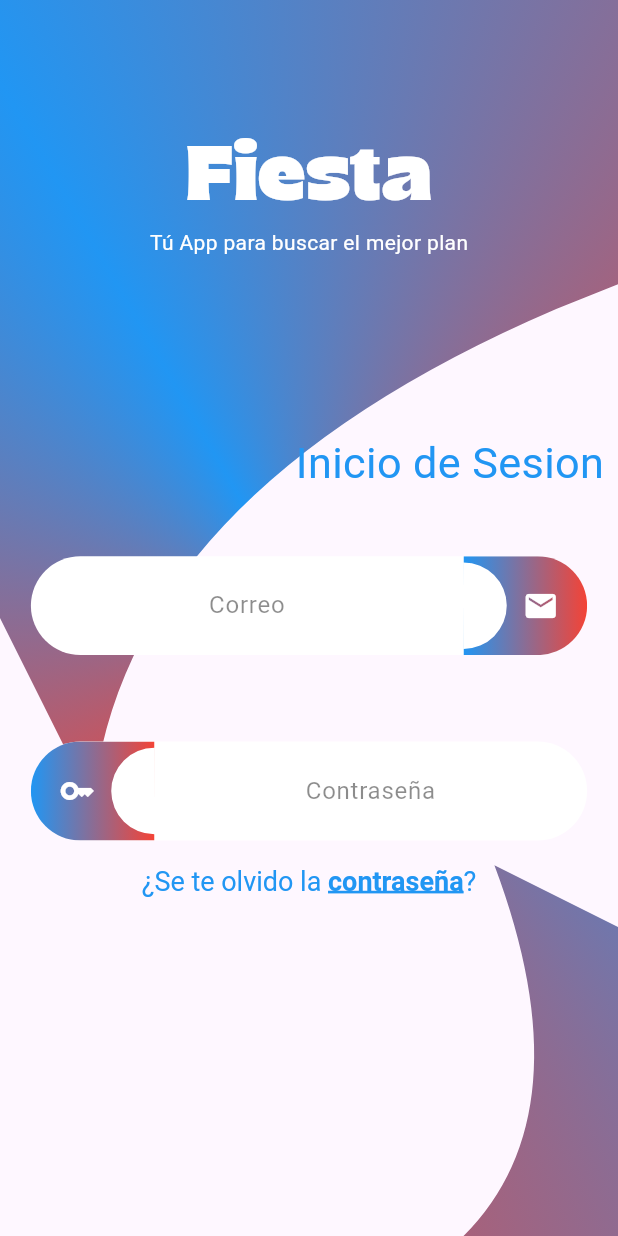
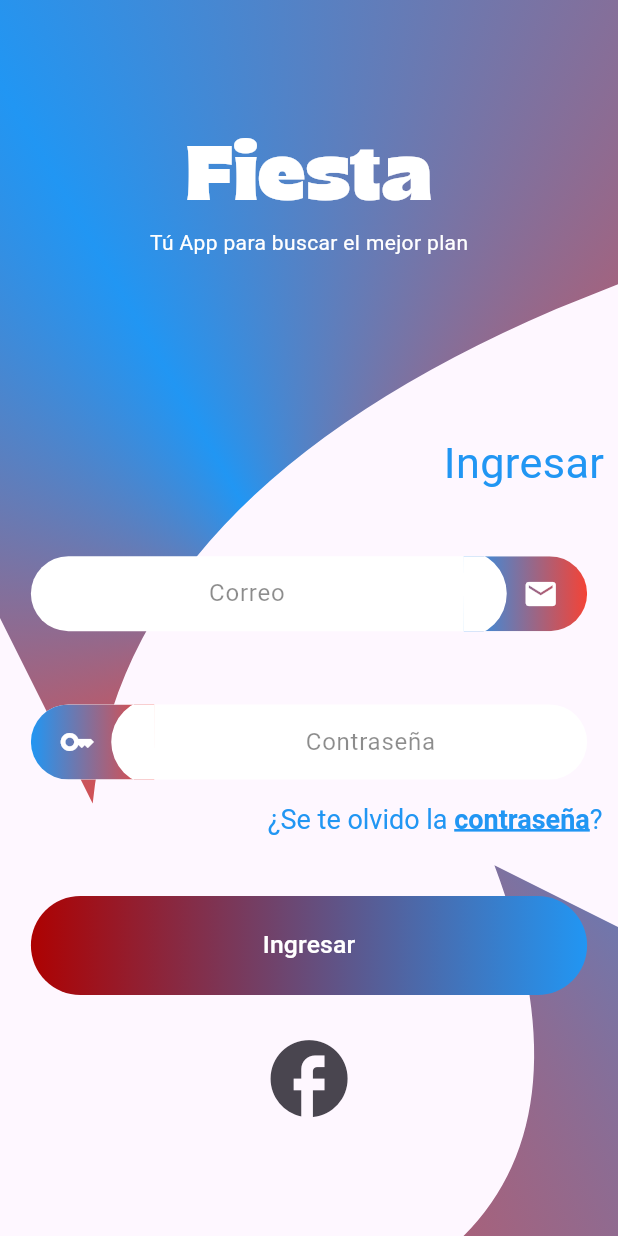
Before and after one commit to migueleonrojas/fiesta-app, a Flutter app: the screen it shows after launch, on a phone screen of 412 x 824 dp. Run offline on Flutter 3.47's test engine with Material 3 defaults, Android fonts, the phone set to English and light mode, and no system bars; our stand-ins replace get.

Commit message:
added button

```diff
--- a/lib/pages/start.pages/start.page.dart
+++ b/lib/pages/start.pages/start.page.dart
@@ -71,7 +71,7 @@ class StartPage extends StatelessWidget {
                 top: size.height * 0.35,
                 right: size.width * 0.0225,
                 child: Text(
-                  'Inicio de Sesion',
+                  'Ingresar',
                   style: TextStyle(
                     color: Colors.blue,
                     fontSize: size.height * 0.035
@@ -87,7 +87,7 @@ class StartPage extends StatelessWidget {
                   child: Column(
                     children: [
                       SizedBox(
-                        height: size.height * 0.15,
+                        height: size.height * 0.10,
                         width: size.width * 0.9,
                         child: TextFormField(
                           textAlign: TextAlign.center,
@@ -133,15 +133,16 @@ class StartPage extends StatelessWidget {
                             ),
 
                             suffixIconConstraints: BoxConstraints(
-                              minHeight: size.height * 0.080,
-                              maxHeight: size.height * 0.085,
+                              minHeight: 50,
+                              maxHeight: 50,
                             ),
                             contentPadding: const EdgeInsets.symmetric(vertical: 10),
                           ),
                         ),
                       ),
+                      SizedBox(height: size.height * 0.02),
                       SizedBox(
-                        height: size.height * 0.15,
+                        height: size.height * 0.10,
                         width: size.width * 0.9,
                         child: TextFormField(
                           textAlign: TextAlign.center,
@@ -187,8 +188,8 @@ class StartPage extends StatelessWidget {
                             ),
 
                             prefixIconConstraints: BoxConstraints(
-                              minHeight: size.height * 0.080,
-                              maxHeight: size.height * 0.085,
+                              minHeight: 50,
+                              maxHeight: 50,
                             ),
                             contentPadding: const EdgeInsets.symmetric(vertical: 10),
                           ),
@@ -199,12 +200,15 @@ class StartPage extends StatelessWidget {
                 ),
               ),
               Positioned(
-                top: size.height * 0.7,
-                left: 0,
-                right: 0,
+                top: size.height * 0.65,
+                right: size.width * 0.025,
+                child: GestureDetector(
+                  onTap: () {
+
+                  },
                   child: RichText(
                     textAlign:TextAlign.center,
-                  text: TextSpan(
+                    text: const TextSpan(
                       text: '¿Se te olvido la ',
                       style: TextStyle(
                         fontSize: 18,
@@ -220,7 +224,54 @@ class StartPage extends StatelessWidget {
                         TextSpan(text: '?', style: TextStyle())
                       ],
                     ),
+                  ),
                 )
+              ),
+              Positioned(
+                width: size.width * 0.9,
+                height: size.height > size.width ? size.height * 0.08 : size.width * 0.065,
+                left: (size.width * 0.5) - (size.width * 0.45),
+                top: size.height * 0.725,
+                child: Container(
+                  height: size.height * 0.060,
+                  decoration: BoxDecoration(
+                    borderRadius: BorderRadius.circular(size.width * 0.10),
+                    gradient: LinearGradient(
+                      colors: [Color(0xFFAD0202), Colors.blue]
+                    )
+                  ),
+                  child: ElevatedButton(
+                    onPressed: () {},
+                    style: ElevatedButton.styleFrom(
+                      backgroundColor: Colors.transparent,
+                      shadowColor: Colors.transparent
+                    ),
+                    child: Text(
+                      'Ingresar',
+                      style: TextStyle(
+                        color: Colors.white,
+                        fontSize: size.width * 0.040
+                      ),
+                    ),
+                  ),
+                ),
+              ),
+              Positioned(
+                top: size.height * 0.825,
+                left: 0,
+                right: 0,
+                child: Row(
+                  mainAxisAlignment: MainAxisAlignment.center,
+                  children: [
+                    IconButton(
+                      iconSize: size.height * 0.075,
+                      icon: Icon(Icons.facebook),
+                      onPressed: () {
+
+                      },
+                    )
+                  ],
+                ),
               )
             ],
           ),
```
Lines whose indentation alone changed are shown as unchanged.
